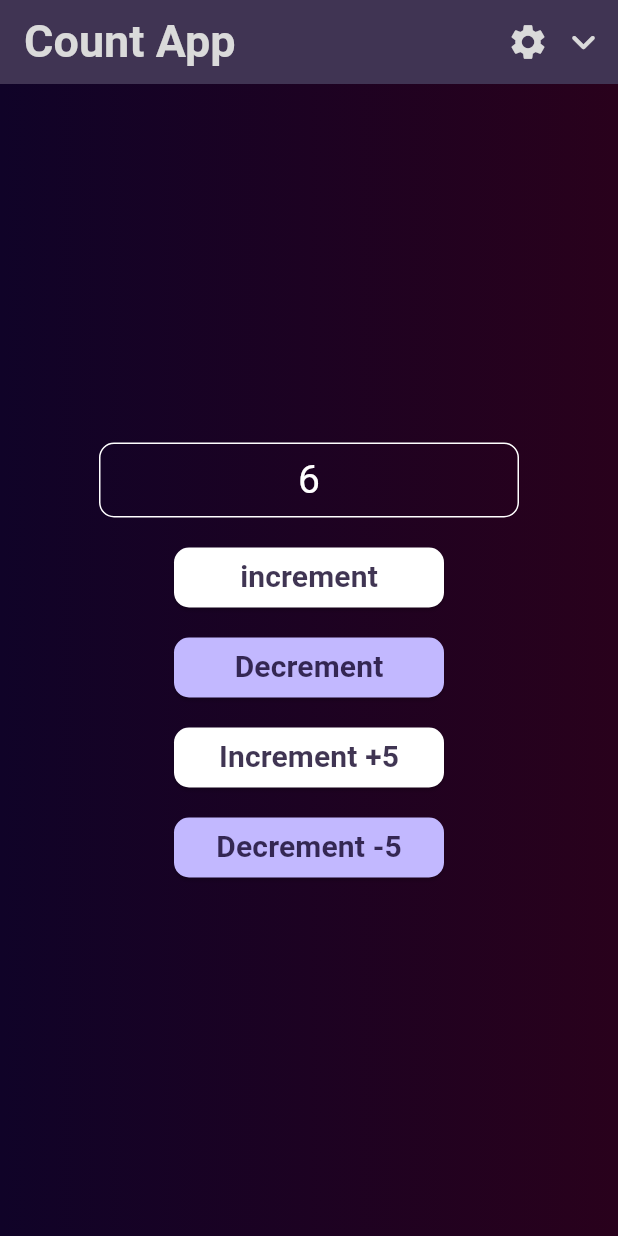
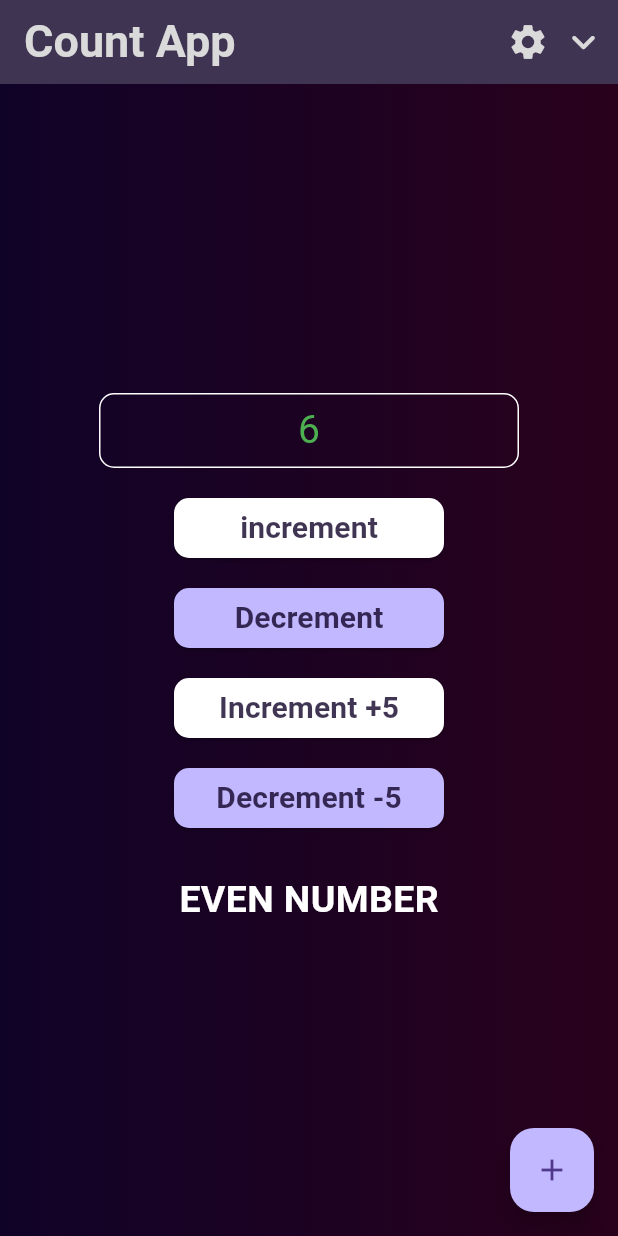
Before and after one commit to Shaheenmusthafa2569/riverpod_counter_app, a Flutter app: the screen it shows after launch, after a tap on "increment", after a tap on "Increment +5", on a phone screen of 412 x 824 dp. Run offline on Flutter 3.47's test engine with Material 3 defaults, Android fonts, the light colour scheme and no system bars; our stand-ins replace flutter_riverpod, google_fonts; Roboto replaces fonts that are missing (Arima).

Commit message:
feat : added if conditions to limit the count upto 20, disable buttons when the count is 0 and  added a floating action button to increment upto 20.

```diff
--- a/lib/view/view.dart
+++ b/lib/view/view.dart
@@ -10,6 +10,27 @@ class CountViewpage extends ConsumerWidget {
   Widget build(BuildContext context, WidgetRef ref) {
     final count = ref.watch(counterProvider);
     return Scaffold(
+      floatingActionButton: FloatingActionButton(
+        backgroundColor: const Color(0xFFC2B8FF),
+
+        onPressed: () {
+          if (count < 20) {
+            ref.read(counterProvider.notifier).state++;
+          } else {
+            ScaffoldMessenger.of(context).showSnackBar(
+              SnackBar(
+                content: Text(
+                  "Cannot increase beyond 20!",
+                  style: TextStyle(fontWeight: FontWeight.bold),
+                ),
+                backgroundColor: Colors.redAccent,
+                duration: const Duration(seconds: 2),
+              ),
+            );
+          }
+        },
+        child: Icon(Icons.add),
+      ),
       appBar: AppBar(
         title: Text(
           "Count App",
@@ -20,13 +41,13 @@ class CountViewpage extends ConsumerWidget {
           ),
         ),
         actions: [
-          Icon(
+          const Icon(
             Icons.settings,
             color: Color.fromARGB(255, 218, 218, 218),
             size: 28,
           ),
-          Padding(
-            padding: const EdgeInsets.all(7.0),
+          const Padding(
+            padding: EdgeInsets.all(7.0),
             child: Icon(
               Icons.keyboard_arrow_down_rounded,
               color: Color.fromARGB(255, 218, 218, 218),
@@ -34,13 +55,13 @@ class CountViewpage extends ConsumerWidget {
             ),
           ),
         ],
-        backgroundColor: Color(0xCC100328),
+        backgroundColor: const Color(0xCC100328),
       ),
       body: Center(
         child: Container(
           height: double.infinity,
           width: double.infinity,
-          decoration: BoxDecoration(
+          decoration: const BoxDecoration(
             gradient: LinearGradient(
               colors: [Color(0xFF100328), Color(0xFF29011C)],
             ),
@@ -58,32 +79,52 @@ class CountViewpage extends ConsumerWidget {
                 child: Center(
                   child: Text(
                     "$count",
-                    style: TextStyle(color: Colors.white, fontSize: 26),
+                    style: TextStyle(
+                      color: count % 2 == 0 ? Colors.green : Colors.red,
+                      fontSize: 26,
                     ),
                   ),
                 ),
-              SizedBox(height: 20),
+              ),
+              const SizedBox(height: 20),
+
+              // Increment / Decrement standard buttons stacked vertically for a cleaner layout
               SizedBox(
                 height: 40,
                 width: 180,
                 child: ElevatedButton(
                   style: ElevatedButton.styleFrom(
                     backgroundColor: Colors.white,
-                    foregroundColor: Color(0xCC100328),
+                    foregroundColor: const Color(0xCC100328),
                     shape: RoundedRectangleBorder(
-                      borderRadius: BorderRadiusGeometry.circular(10),
+                      borderRadius: BorderRadius.circular(10),
                     ),
                   ),
                   onPressed: () {
+                    if (count < 20) {
                       ref.read(counterProvider.notifier).state++;
+                    } else {
+                      ScaffoldMessenger.of(context).showSnackBar(
+                        SnackBar(
+                          content: Text(
+                            "Cannot increase beyond 20!",
+                            style: TextStyle(fontWeight: FontWeight.bold),
+                          ),
+                          backgroundColor: Colors.redAccent,
+                          duration: const Duration(seconds: 2),
+                        ),
+                      );
+                    }
                   },
-                  child: Text(
+                  child: const Text(
                     "increment",
                     style: TextStyle(fontSize: 20, fontWeight: FontWeight.bold),
                   ),
                 ),
               ),
-              SizedBox(height: 20),
+
+              if (count > 0) const SizedBox(height: 20),
+              if (count > 0)
                 SizedBox(
                   height: 40,
                   width: 180,
@@ -92,58 +133,98 @@ class CountViewpage extends ConsumerWidget {
                       ref.read(counterProvider.notifier).state--;
                     },
                     style: ElevatedButton.styleFrom(
-                    backgroundColor: Color(0xFFC2B8FF),
-                    foregroundColor: Color(0xCC100328),
+                      backgroundColor: const Color(0xFFC2B8FF),
+                      foregroundColor: const Color(0xCC100328),
                       shape: RoundedRectangleBorder(
-                      borderRadius: BorderRadiusGeometry.circular(10),
+                        borderRadius: BorderRadius.circular(10),
                       ),
                     ),
-                  child: Text(
+                    child: const Text(
                       "Decrement",
-                    style: TextStyle(fontSize: 20, fontWeight: FontWeight.bold),
+                      style: TextStyle(
+                        fontSize: 20,
+                        fontWeight: FontWeight.bold,
                       ),
                     ),
                   ),
-              SizedBox(height: 20),
+                ),
+
+              if (count > 0) const SizedBox(height: 20),
+              if (count > 0)
                 SizedBox(
                   height: 40,
                   width: 180,
                   child: ElevatedButton(
                     style: ElevatedButton.styleFrom(
                       backgroundColor: Colors.white,
-                    foregroundColor: Color(0xCC100328),
+                      foregroundColor: const Color(0xCC100328),
                       shape: RoundedRectangleBorder(
-                      borderRadius: BorderRadiusGeometry.circular(10),
+                        borderRadius: BorderRadius.circular(10),
                       ),
                     ),
                     onPressed: () {
+                      if (count < 20) {
                         ref.read(counterProvider.notifier).state += 5;
+                      } else {
+                        // Show the snackbar alert when count is already beyond 20
+                        ScaffoldMessenger.of(
+                          context,
+                        ).clearSnackBars(); // Clears any active snackbar immediately
+                        ScaffoldMessenger.of(context).showSnackBar(
+                          SnackBar(
+                            content: const Text(
+                              "Cannot increase beyond 20!",
+                              style: TextStyle(fontWeight: FontWeight.bold),
+                            ),
+                            backgroundColor: Colors.redAccent,
+                            duration: const Duration(seconds: 2),
+                          ),
+                        );
+                      }
                     },
-                  child: Text(
+                    child: const Text(
                       "Increment +5",
-                    style: TextStyle(fontSize: 20, fontWeight: FontWeight.bold),
+                      style: TextStyle(
+                        fontSize: 20,
+                        fontWeight: FontWeight.bold,
                       ),
                     ),
                   ),
-              SizedBox(height: 20),
+                ),
+
+              if (count > 0) const SizedBox(height: 20),
+              if (count > 0)
                 SizedBox(
                   height: 40,
                   width: 180,
                   child: ElevatedButton(
                     style: ElevatedButton.styleFrom(
-                    backgroundColor: Color(0xFFC2B8FF),
-                    foregroundColor: Color(0xCC100328),
+                      backgroundColor: const Color(0xFFC2B8FF),
+                      foregroundColor: const Color(0xCC100328),
                       shape: RoundedRectangleBorder(
-                      borderRadius: BorderRadiusGeometry.circular(10),
+                        borderRadius: BorderRadius.circular(10),
                       ),
                     ),
                     onPressed: () {
                       ref.read(counterProvider.notifier).state -= 5;
                     },
-                  child: Text(
+                    child: const Text(
                       "Decrement -5",
-                    style: TextStyle(fontSize: 20, fontWeight: FontWeight.bold),
+                      style: TextStyle(
+                        fontSize: 20,
+                        fontWeight: FontWeight.bold,
                       ),
+                    ),
+                  ),
+                ),
+
+              const SizedBox(height: 30),
+              Text(
+                count % 2 == 0 ? "EVEN NUMBER" : "ODD NUMBER",
+                style: const TextStyle(
+                  fontSize: 25,
+                  color: Colors.white,
+                  fontWeight: FontWeight.bold,
                 ),
               ),
             ],
```
Lines whose indentation alone changed are shown as unchanged.
